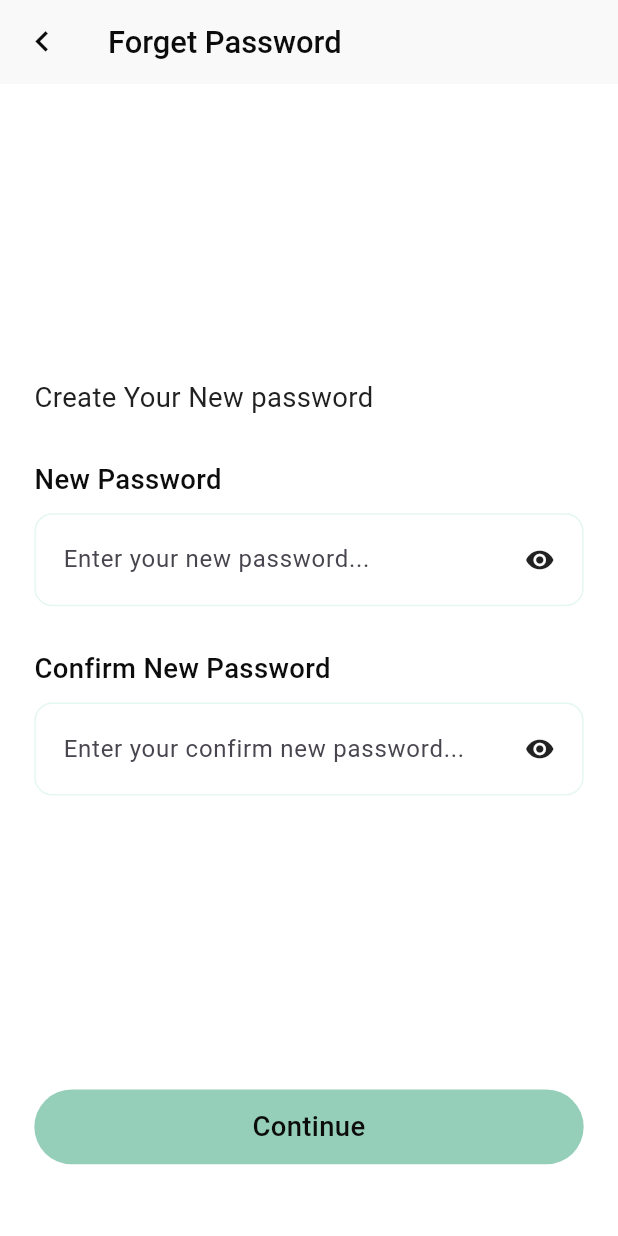
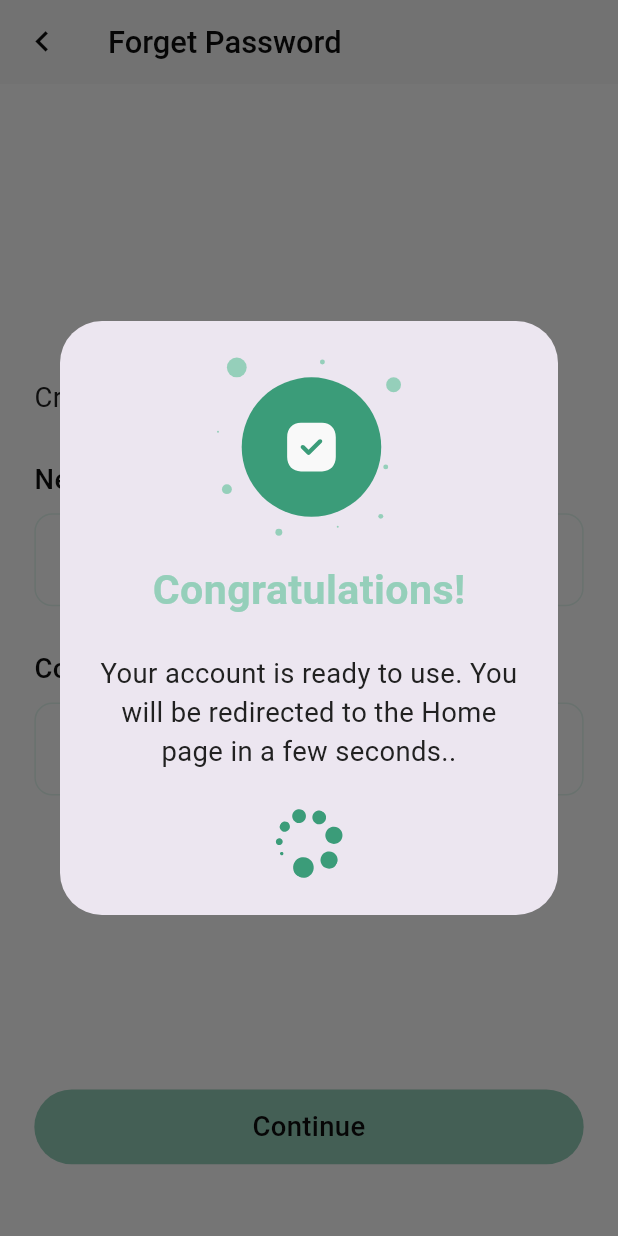
Before and after one commit to zamansheikh/aromaqueen, a Flutter app: the NewPasswordView screen opened by its route, after a tap on "Continue", on a phone screen of 412 x 824 dp. Run offline on Flutter 3.47's test engine with Material 3 defaults, Android fonts, the light colour scheme and no system bars; our stand-ins replace flutter_screenutil, flutter_svg, get, get_storage, google_fonts, pinput; accounts and stored records are empty; generated files the repository leaves out were written again.

Commit message:
feat: add loading icon SVG and implement custom alert loader with animation

```diff
--- /dev/null
+++ b/lib/core/components/custom_alert_loader.dart
@@ -0,0 +1,56 @@
+import 'package:aromaqueen/core/constants/icon_const.dart';
+import 'package:aromaqueen/core/routes/app_pages.dart';
+import 'package:aromaqueen/core/themes/color_constants.dart';
+import 'package:aromaqueen/core/utils/icon_render.dart';
+import 'package:flutter/material.dart';
+import 'package:flutter_screenutil/flutter_screenutil.dart';
+import 'package:get/get.dart';
+import 'package:google_fonts/google_fonts.dart';
+
+showAlertLoader({
+  required spinController,
+  required title,
+  required body,
+  required nextRoute,
+}) {
+  return showDialog(
+    context: Get.context!,
+    builder: (context) {
+      Future.delayed(Duration(seconds: 2), () {
+        Get.back();
+        Get.offAllNamed(nextRoute);
+      });
+      return AlertDialog(
+        title: iconRender(url: IconConst.successIcon, size: 100),
+        content: Column(
+          mainAxisSize: MainAxisSize.min,
+          crossAxisAlignment: CrossAxisAlignment.center,
+          spacing: 20.h,
+          children: [
+            Text(
+              title,
+              style: GoogleFonts.roboto(
+                fontSize: 24.sp,
+                fontWeight: FontWeight.w700,
+                color: ColorConstants.primary,
+              ),
+            ),
+            Text(
+              body,
+              style: GoogleFonts.roboto(
+                fontSize: 16.sp,
+                fontWeight: FontWeight.w400,
+                color: ColorConstants.darkGray,
+              ),
+              textAlign: TextAlign.center,
+            ),
+            RotationTransition(
+              turns: spinController,
+              child: iconRender(url: IconConst.loadingIcon, size: 40),
+            ),
+          ],
+        ),
+      );
+    },
+  );
+}
--- a/lib/core/constants/icon_const.dart
+++ b/lib/core/constants/icon_const.dart
@@ -7,4 +7,5 @@ class IconConst {
   static const String instaIcon = '${iconPath}insta_icon.svg';
   static const String logoIcon = '${iconPath}logo_icon.svg';
   static const String successIcon = '${iconPath}success_icon.svg';
+  static const String loadingIcon = '${iconPath}loading_icon.svg';
 }
--- /dev/null
+++ b/lib/core/controller/animation_controller.dart
@@ -0,0 +1,32 @@
+import 'package:flutter/widgets.dart';
+import 'package:get/get.dart';
+
+class FlutterAnimationController extends GetxController
+    with GetSingleTickerProviderStateMixin {
+  // ? what does late keyword means?
+  late AnimationController _controller;
+
+  late Animation<double> animaiton;
+
+  @override
+  void onInit() {
+    _controller = AnimationController(
+      vsync: this,
+      duration: Duration(seconds: 2),
+    );
+
+    animaiton = Tween<double>(begin: 0.0, end: 1.0).animate(_controller);
+
+    _controller.repeat();
+
+    super.onInit();
+  }
+
+  @override
+  void onClose() {
+    _controller.dispose();
+    super.onClose();
+  }
+
+  Animation<double> get spinAnimation => animaiton;
+}
--- a/lib/core/routes/app_pages.dart
+++ b/lib/core/routes/app_pages.dart
@@ -41,7 +41,7 @@ class AppPages {
     ),
     GetPage(
       name: Routes.newPassword,
-      page: () => const NewPasswordView(),
+      page: () =>  NewPasswordView(),
       binding: AuthBinding(),
     ),
   ];
--- a/lib/features/auth/bindings/auth_binding.dart
+++ b/lib/features/auth/bindings/auth_binding.dart
@@ -1,13 +1,13 @@
+import 'package:aromaqueen/core/controller/animation_controller.dart';
 import 'package:aromaqueen/core/themes/app_theme.dart';
 import 'package:aromaqueen/features/auth/controllers/auth_controller.dart';
 import 'package:get/get.dart';
-
-
 
 class AuthBinding extends Bindings {
   @override
   void dependencies() {
     Get.lazyPut<AuthController>(() => AuthController());
     Get.lazyPut<ThemeController>(() => ThemeController());
+    Get.lazyPut<FlutterAnimationController>(() => FlutterAnimationController());
   }
 }
--- a/lib/features/auth/views/new_password_view.dart
+++ b/lib/features/auth/views/new_password_view.dart
@@ -1,6 +1,9 @@
+import 'package:aromaqueen/core/components/custom_alert_loader.dart';
 import 'package:aromaqueen/core/components/custom_appbar.dart';
 import 'package:aromaqueen/core/components/custom_button.dart';
 import 'package:aromaqueen/core/components/custom_input.dart';
+import 'package:aromaqueen/core/controller/animation_controller.dart';
+import 'package:aromaqueen/core/routes/app_pages.dart';
 import 'package:aromaqueen/core/themes/color_constants.dart';
 import 'package:aromaqueen/core/wrapper/padding_wrapper.dart';
 import 'package:flutter/material.dart';
@@ -9,7 +12,9 @@ import 'package:get/get.dart';
 import 'package:google_fonts/google_fonts.dart';
 
 class NewPasswordView extends StatelessWidget {
-  const NewPasswordView({super.key});
+  NewPasswordView({super.key});
+  final FlutterAnimationController controller =
+      Get.find<FlutterAnimationController>();
 
   @override
   Widget build(BuildContext context) {
@@ -49,7 +54,13 @@ class NewPasswordView extends StatelessWidget {
               child: CustomButton(
                 btnTxt: "Continue",
                 onPressed: () {
-
+                  showAlertLoader(
+                    spinController: controller.spinAnimation,
+                    nextRoute: Routes.signIn,
+                    body:
+                        "Your account is ready to use. You will be redirected to the Home page in a few seconds..",
+                    title: "Congratulations!",
+                  );
                 },
               ),
             ),
--- a/lib/features/auth/views/otp_verify_view.dart
+++ b/lib/features/auth/views/otp_verify_view.dart
@@ -1,6 +1,5 @@
 import 'package:aromaqueen/core/components/custom_appbar.dart';
 import 'package:aromaqueen/core/components/custom_button.dart';
-import 'package:aromaqueen/core/components/custom_input.dart';
 import 'package:aromaqueen/core/routes/app_pages.dart';
 import 'package:aromaqueen/core/themes/color_constants.dart';
 import 'package:aromaqueen/core/wrapper/padding_wrapper.dart';
```
Also changed, not shown: assets/icons/loading_icon.svg (added), 1 other file.
